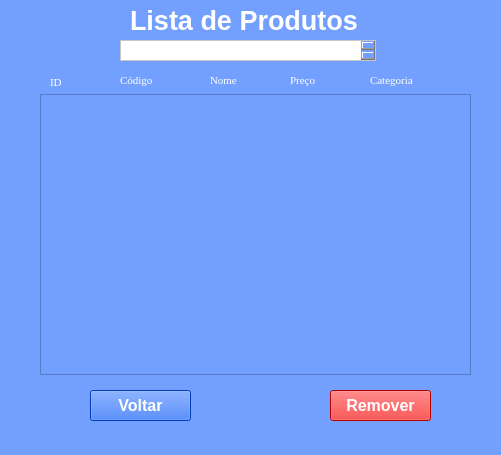
Before: the Qt Designer form listar_dados.ui in gustavopereiramendes1/projeto-cadastro-produtos, drawn with Qt 5.
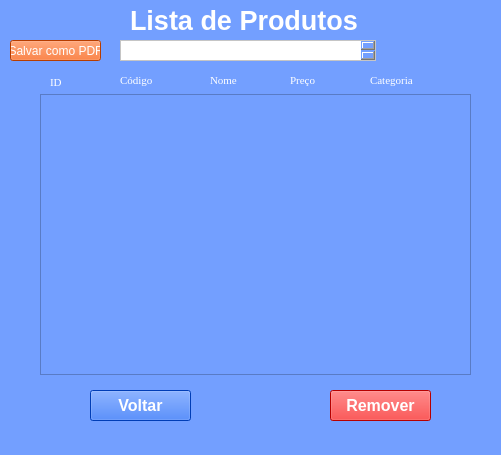
After: the same form once the commit is applied.

Commit message: adicionando ferramenta de remover dados e caixas de dialogos de erro e sucesso

```diff
--- a/listar_dados.ui
+++ b/listar_dados.ui
@@ -297,6 +297,23 @@
      <string notr="true">background-color: rgb(255, 255, 255);</string>
     </property>
    </widget>
+   <widget class="QPushButton" name="botaoPDF">
+    <property name="geometry">
+     <rect>
+      <x>10</x>
+      <y>40</y>
+      <width>91</width>
+      <height>21</height>
+     </rect>
+    </property>
+    <property name="styleSheet">
+     <string notr="true">color: rgb(255, 255, 255);
+background-color: rgb(255, 85, 0);</string>
+    </property>
+    <property name="text">
+     <string>Salvar como PDF</string>
+    </property>
+   </widget>
   </widget>
   <widget class="QMenuBar" name="menubar">
    <property name="geometry">
```
Left out of the diff: 129 changed lines with no effect on the pictures. The commit also changes 8 other files.
